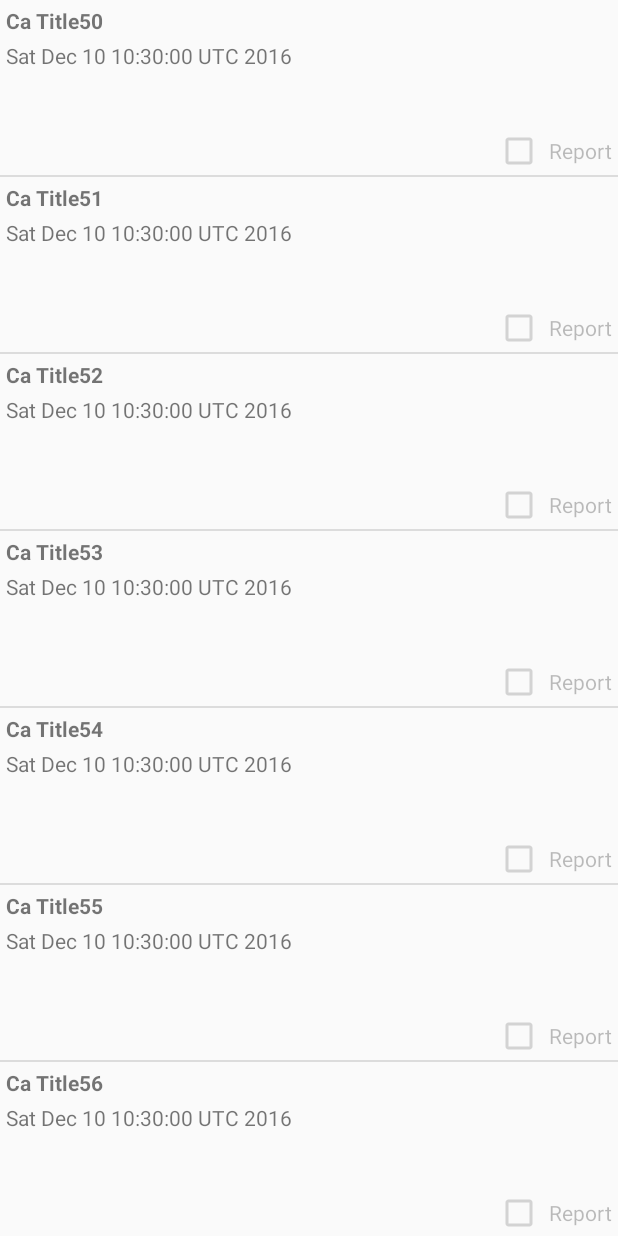
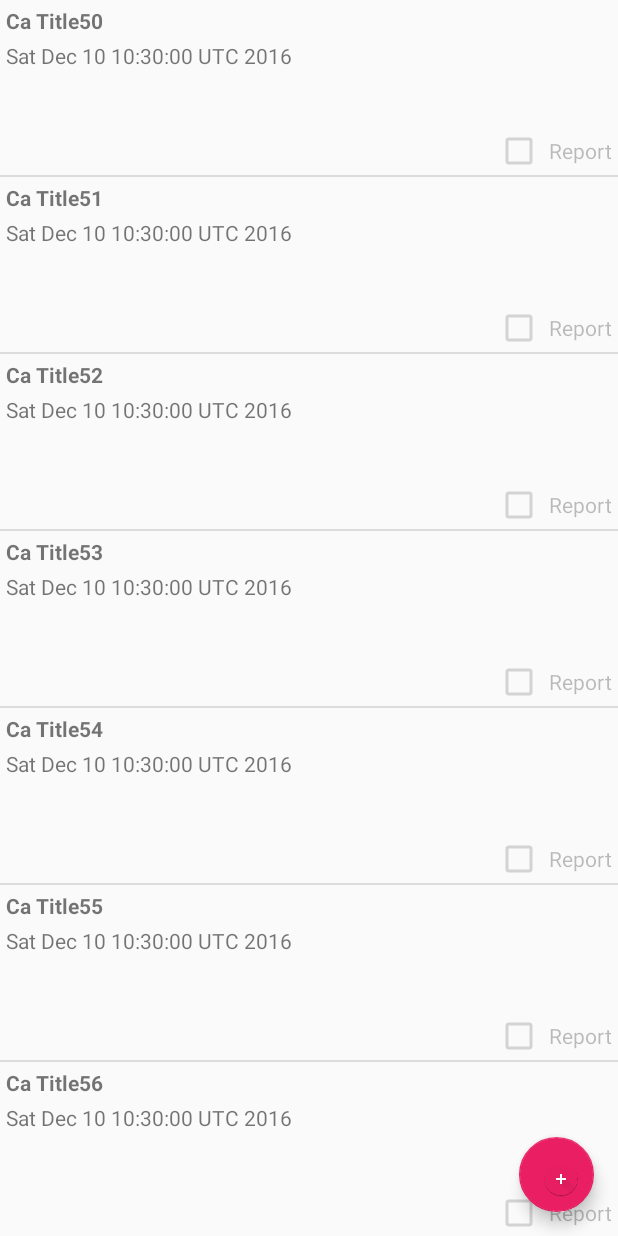
Before and after one commit to aaronoh/CA1OOPD, an Android app: the screen it shows after launch (CAListActivity), on a phone screen of 412 x 824 dp. Run offline under Robolectric (Android 15) with nearby library versions, the phone set to English and light mode, and no system bars.

Commit message:
Change add button to floating action button

```diff
--- a/app/build.gradle
+++ b/app/build.gradle
@@ -21,6 +21,7 @@ android {
 
 dependencies {
     compile fileTree(include: ['*.jar'], dir: 'libs')
+    compile 'com.android.support:design:22.2.0'
     androidTestCompile('com.android.support.test.espresso:espresso-core:2.2.2', {
         exclude group: 'com.android.support', module: 'support-annotations'
     })
--- a/app/src/main/res/layout/activity_fragment.xml
+++ b/app/src/main/res/layout/activity_fragment.xml
@@ -1,7 +1,15 @@
 <?xml version="1.0" encoding="utf-8"?>
 <FrameLayout xmlns:android="http://schemas.android.com/apk/res/android"
-    xmlns:tools="http://schemas.android.com/tools"
-    android:id="@+id/fragmentContainer"
-    android:layout_width="match_parent"
-    android:layout_height="match_parent">
+xmlns:tools="http://schemas.android.com/tools"
+android:id="@+id/fragmentContainer"
+android:layout_width="match_parent"
+android:layout_height="match_parent">
+    <android.support.design.widget.FloatingActionButton
+        android:id="@+id/add_Button"
+        android:layout_width="50dp"
+        android:layout_height="50dp"
+        android:layout_gravity="bottom|right"
+        android:layout_margin="16dp"
+        android:clickable="true"
+        android:src="@drawable/add" />
 </FrameLayout>
```
Also changed, not shown: app/src/main/res/layout/list_item_ca.xml (+2 -13 lines).
